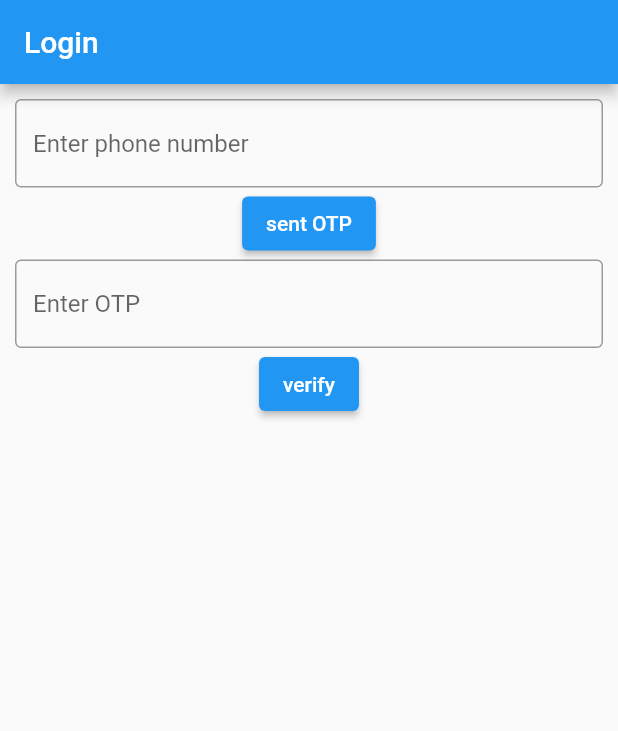
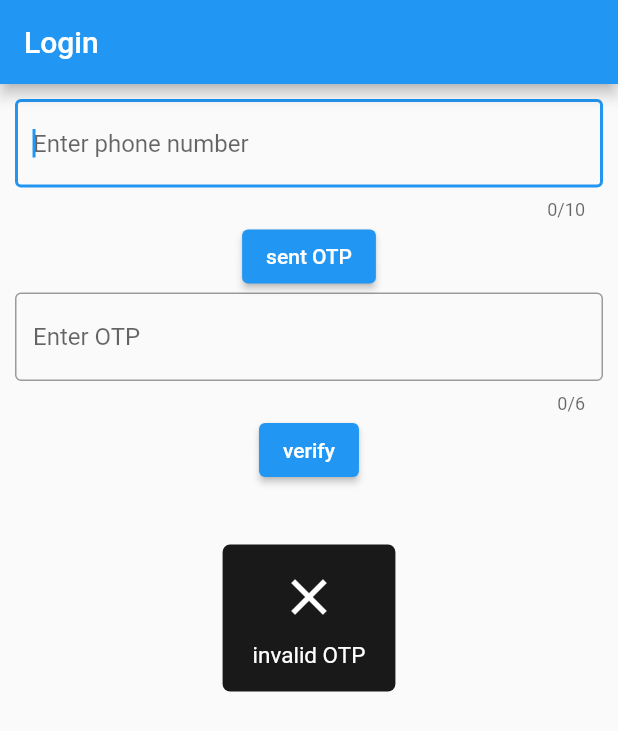
Before and after one commit to billion-yash/Money, a Flutter app: the screen it shows after launch, after a tap on "verify", on a phone screen of 412 x 824 dp. Shown: the top 731 px of the screen. Run offline on Flutter 3.47's test engine with Material 2 defaults, Android fonts, the light colour scheme and no system bars; our stand-ins replace cloud_firestore, firebase_auth, firebase_core, flutter_easyloading, flutter_spinkit; missing offline and left inert: cloud_firestore_web, firebase_auth_web, firebase_core_web; accounts and stored records are empty.

Commit message:
loader added

```diff
--- a/lib/Widgets/LoginPage/LoginPage.dart
+++ b/lib/Widgets/LoginPage/LoginPage.dart
@@ -1,6 +1,7 @@
 import 'package:firebase_auth/firebase_auth.dart';
 import 'package:flutter/foundation.dart';
 import 'package:flutter/material.dart';
+import 'package:flutter_easyloading/flutter_easyloading.dart';
 
 class LoginPage extends StatefulWidget{
   @override
@@ -15,18 +16,36 @@ class LoginPageState extends State<LoginPage> {
   String otp;
 
   void checkPhoneNumberAndSendOTP() {
+    EasyLoading.instance
+      ..indicatorType = EasyLoadingIndicatorType.fadingCube;
     if (phoneNumber.text.length == 10) {
+      EasyLoading.show(status: 'Sending OTP...',);
       sentOTP(phoneNumber.text);
+    }
+    else{
+      EasyLoading.showError('Enter Valid Number', );
     }
   }
 
   void verifyOTP() async {
-    PhoneAuthCredential credential = PhoneAuthProvider.credential(
-        verificationId: verificationId, smsCode: otpController.text);
+    if(verificationId == null || otpController.text == ""){
+      EasyLoading.showError('invalid OTP',);
+    }
+    else {
+      EasyLoading.show(
+        status: 'Please Wait...',
+      );
+      PhoneAuthCredential credential = PhoneAuthProvider.credential(
+          verificationId: verificationId, smsCode: otpController.text);
 
-    UserCredential user= await FirebaseAuth.instance.signInWithCredential(credential);
-    if(user!=null){
-      Navigator.pushReplacementNamed(context, '/home');
+      UserCredential user =
+      await FirebaseAuth.instance.signInWithCredential(credential);
+      if(user!=null){
+        EasyLoading.showToast("Logged in successfully." , toastPosition: EasyLoadingToastPosition.bottom);
+        Navigator.pushReplacementNamed(context, '/home');
+      }else{
+        EasyLoading.showError("Enter valid OTP");
+      }
     }
   }
 
@@ -34,9 +53,14 @@ class LoginPageState extends State<LoginPage> {
     if(!kIsWeb){
       await FirebaseAuth.instance.verifyPhoneNumber(
         phoneNumber: "+91" + phoneNumber,
-        verificationCompleted: (PhoneAuthCredential credential) {},
-        verificationFailed: (FirebaseAuthException e) {},
+        verificationCompleted: (PhoneAuthCredential credential) {
+
+        },
+        verificationFailed: (FirebaseAuthException e) {
+          EasyLoading.showToast("something went wrong!" , toastPosition: EasyLoadingToastPosition.bottom);
+        },
         codeSent: (String verificationId, int resendToken) {
+          EasyLoading.showSuccess('OTP sent!');
           this.verificationId = verificationId;
         },
         codeAutoRetrievalTimeout: (String verificationId) {},
@@ -44,7 +68,13 @@ class LoginPageState extends State<LoginPage> {
     }
     else{
       ConfirmationResult confirmationResult =  await FirebaseAuth.instance.signInWithPhoneNumber("+91" + phoneNumber);
-      this.verificationId = confirmationResult.verificationId;
+      if(confirmationResult.verificationId != null){
+        this.verificationId = confirmationResult.verificationId;
+        EasyLoading.showSuccess('OTP sent!');
+      }
+      else{
+        EasyLoading.showToast("something went wrong!" , toastPosition: EasyLoadingToastPosition.bottom);
+      }
     }
   }
 
@@ -60,6 +90,9 @@ class LoginPageState extends State<LoginPage> {
             children: [
               TextField(
                 controller: phoneNumber,
+                keyboardType: TextInputType.number,
+                autofocus: true,
+                maxLength: 10,
                 decoration: InputDecoration(
                   border: OutlineInputBorder(),
                   hintText: 'Enter phone number',
@@ -71,6 +104,9 @@ class LoginPageState extends State<LoginPage> {
               ),
               TextField(
                 controller: otpController,
+                autofocus: true,
+                maxLength: 6,
+                keyboardType: TextInputType.number,
                 decoration: InputDecoration(
                   border: OutlineInputBorder(),
                   hintText: 'Enter OTP',
--- a/lib/main.dart
+++ b/lib/main.dart
@@ -2,6 +2,7 @@ import 'package:firebase_auth/firebase_auth.dart';
 import 'package:firebase_core/firebase_core.dart';
 import 'package:flutter/foundation.dart';
 import 'package:flutter/material.dart';
+import 'package:flutter_easyloading/flutter_easyloading.dart';
 import 'package:money/LoadingScreen.dart';
 
 import 'Widgets/LoginPage/LoginPage.dart';
@@ -23,6 +24,7 @@ class MainState extends State<MainClass> {
   @override
   Widget build(BuildContext context) {
     return MaterialApp(
+        builder:EasyLoading.init(),
         routes: {
           '/' : (context) => LoadingScreen(),
           '/loginPage' : (context) => LoginPage(),
--- a/pubspec.yaml
+++ b/pubspec.yaml
@@ -27,7 +27,8 @@ dependencies:
   firebase_core: ^1.0.3
   firebase_auth: ^1.1.0
   cloud_firestore: ^1.0.4
-  flutter_spinkit: "^4.1.2"
+  flutter_spinkit: ^5.0.0
+  flutter_easyloading: ^3.0.0
 
 dev_dependencies:
   flutter_test:
```
Also changed, not shown: pubspec.lock.
